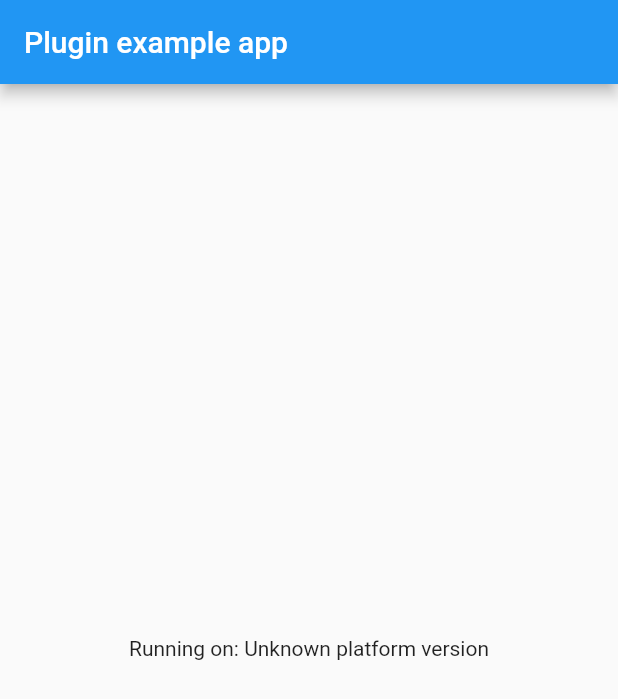
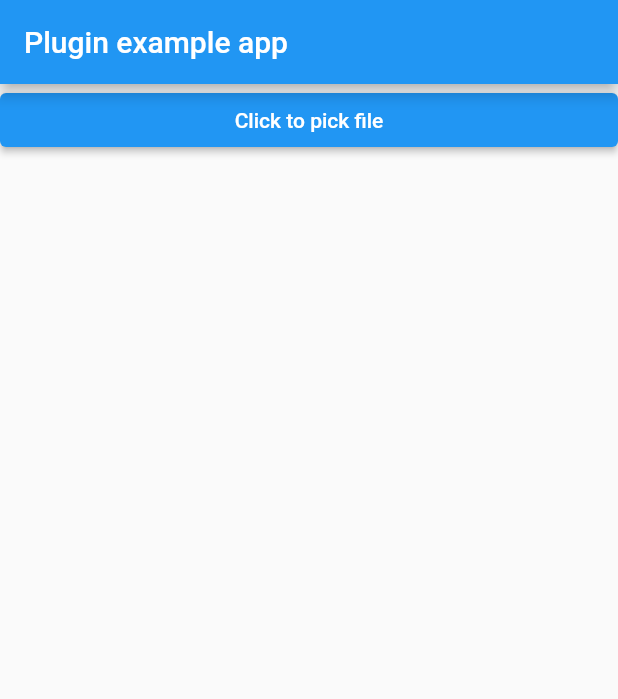
Before and after one commit to teoprayoga/file_helper, a Flutter app: the screen it shows after launch, on a phone screen of 412 x 824 dp. Shown: the top 699 px of the screen. Run offline on Flutter 3.47's test engine with Material 2 defaults, Android fonts, the phone set to English and light mode, and no system bars; our stand-ins replace dio, file_picker.

Commit message:
functionalities added

```diff
--- a/example/lib/main.dart
+++ b/example/lib/main.dart
@@ -1,3 +1,8 @@
+import 'dart:io';
+
+import 'package:file_picker/file_picker.dart';
+import 'package:file_support_example/screens/file_details.dart';
+import 'package:file_support_example/screens/first_screen.dart';
 import 'package:flutter/material.dart';
 import 'dart:async';
 
@@ -14,47 +19,17 @@ class MyApp extends StatefulWidget {
 }
 
 class _MyAppState extends State<MyApp> {
-  String _platformVersion = 'Unknown';
-
   @override
   void initState() {
     super.initState();
-    initPlatformState();
-  }
-
-  // Platform messages are asynchronous, so we initialize in an async method.
-  Future<void> initPlatformState() async {
-    String platformVersion;
-    // Platform messages may fail, so we use a try/catch PlatformException.
-    // We also handle the message potentially returning null.
-    try {
-      platformVersion =
-          await FileSupport.platformVersion ?? 'Unknown platform version';
-    } on PlatformException {
-      platformVersion = 'Failed to get platform version.';
-    }
-
-    // If the widget was removed from the tree while the asynchronous platform
-    // message was in flight, we want to discard the reply rather than calling
-    // setState to update our non-existent appearance.
-    if (!mounted) return;
-
-    setState(() {
-      _platformVersion = platformVersion;
-    });
   }
 
   @override
   Widget build(BuildContext context) {
     return MaterialApp(
-      home: Scaffold(
-        appBar: AppBar(
-          title: const Text('Plugin example app'),
-        ),
-        body: Center(
-          child: Text('Running on: $_platformVersion\n'),
-        ),
-      ),
+      home:FirstScreen() ,
     );
   }
+
+
 }
--- /dev/null
+++ b/example/lib/screens/file_details.dart
@@ -0,0 +1,50 @@
+
+
+
+import 'dart:io';
+
+import 'package:file_support/file_support.dart';
+import 'package:flutter/material.dart';
+
+class FileDetails extends StatefulWidget {
+ late File file;
+   FileDetails(File file,{Key? key}){
+     this.file=file;
+   }
+
+  @override
+  _FileDetailsState createState() => _FileDetailsState();
+}
+
+class _FileDetailsState extends State<FileDetails> {
+  @override
+  void initState() {
+    // TODO: implement initState
+    super.initState();
+    //setupFileData(widget. file);
+
+
+  }
+
+
+  @override
+  Widget build(BuildContext context) {
+    return Scaffold(
+      appBar: AppBar(),
+      body: ListView(children: [
+        SizedBox(height: 50,),
+          Text("Name of file = ${FileSupport().getFileName(widget.file)}"),
+        SizedBox(height: 50,),
+        Text("File name without Extension = ${FileSupport().getFileNameWithoutExtension(widget.file)}"),
+        SizedBox(height: 50,),
+        Text("File base64 = ${FileSupport().getBase64FromFile(widget.file)}"),
+      ],),
+    );
+  }
+
+  void setupFileData(File file) {
+    FileSupport().getFileName(file);
+
+
+  }
+}
--- /dev/null
+++ b/example/lib/screens/first_screen.dart
@@ -0,0 +1,41 @@
+
+
+import 'dart:io';
+
+import 'package:file_picker/file_picker.dart';
+import 'package:file_support_example/screens/file_details.dart';
+import 'package:flutter/material.dart';
+
+class FirstScreen extends StatefulWidget {
+  const FirstScreen({Key? key}) : super(key: key);
+
+  @override
+  _FirstScreenState createState() => _FirstScreenState();
+}
+
+class _FirstScreenState extends State<FirstScreen> {
+  @override
+  Widget build(BuildContext context) {
+    return Scaffold(
+      appBar: AppBar(
+        title: const Text('Plugin example app'),
+      ),
+      body: ListView(
+        children: [
+          ElevatedButton(
+              onPressed: ()  {
+                move_to_next_screen();
+              },
+              child: Text("Click to pick file"))
+        ],
+      ),
+    );
+  }
+  void move_to_next_screen() async{
+    FilePickerResult? result = await FilePicker.platform.pickFiles();
+    File file = File(result!.files.single.path!);
+    Navigator.push(
+        context,
+        MaterialPageRoute(builder: (context) => FileDetails(file)));
+  }
+}
--- a/example/pubspec.yaml
+++ b/example/pubspec.yaml
@@ -23,6 +23,8 @@ dependencies:
   # The following adds the Cupertino Icons font to your application.
   # Use with the CupertinoIcons class for iOS style icons.
   cupertino_icons: ^1.0.2
+  file_picker: ^3.0.2+2
+
 
 dev_dependencies:
   flutter_test:
--- a/lib/file_support.dart
+++ b/lib/file_support.dart
@@ -1,14 +1,44 @@
+import 'dart:async';
+import 'dart:convert';
+import 'dart:io';
+import 'dart:typed_data';
 
-import 'dart:async';
-
+import 'package:dio/dio.dart';
+import 'package:flutter/material.dart';
 import 'package:flutter/services.dart';
+import 'package:http_parser/http_parser.dart' as http;
 
 class FileSupport {
-  static const MethodChannel _channel =
-      const MethodChannel('file_support');
+  static const MethodChannel _channel = const MethodChannel('file_support');
 
+/*
   static Future<String?> get platformVersion async {
     final String? version = await _channel.invokeMethod('getPlatformVersion');
     return version;
   }
+*/
+
+  Future<MultipartFile>? getMultiPartFromFile(File file) async {
+    var pic = await MultipartFile.fromFile(file.path,
+        filename: file.path.split("/").last,
+        contentType: http.MediaType.parse("image/${file.path.split(".").last}"));
+    return pic;
+  }
+
+  String? getFileName(File file) {
+    return file.path.split('/').last;
+  }
+
+  String? getFileNameWithoutExtension(File file) {
+    return file.path.split("/").last;
+  }
+
+  Future<String?> getBase64FromFile(File file) async{
+    Uint8List imageBytes = await file.readAsBytes();
+    debugPrint(base64Encode(imageBytes));
+    String base64String = base64Encode(imageBytes);
+    return base64String;
+  }
+
+
 }
```
Also changed, not shown: pubspec.yaml (+7 -4 lines), example/pubspec.lock, pubspec.lock, 8 other files.
